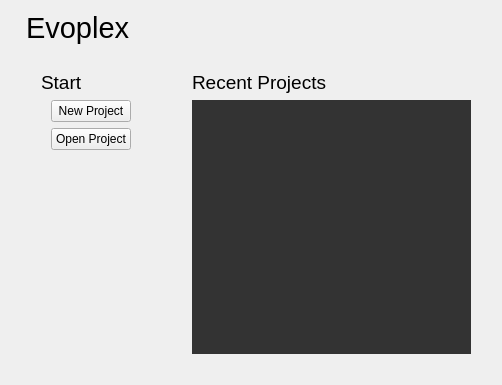
Above: src/gui/forms/welcomepage.ui from evoplex/evoplex before the change. Below: the same form after it.
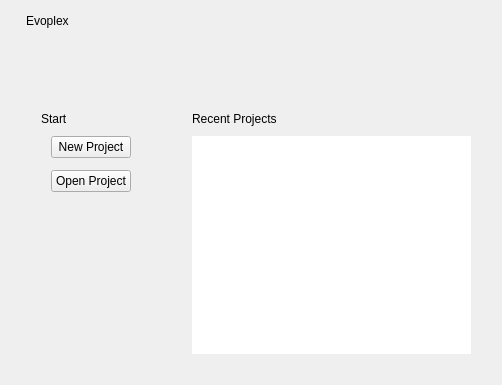
That is the form after the change.

Commit message: gui - adjust font size of our pages

```diff
--- a/src/gui/forms/welcomepage.ui
+++ b/src/gui/forms/welcomepage.ui
@@ -23,15 +23,10 @@
       <number>0</number>
      </property>
      <property name="bottomMargin">
-      <number>0</number>
+      <number>55</number>
      </property>
      <item>
-      <widget class="QLabel" name="label">
-       <property name="font">
-        <font>
-         <pointsize>22</pointsize>
-        </font>
-       </property>
+      <widget class="QLabel" name="labelEvoplex">
        <property name="text">
         <string>Evoplex</string>
        </property>
@@ -69,13 +64,11 @@
      <property name="bottomMargin">
       <number>20</number>
      </property>
+     <property name="verticalSpacing">
+      <number>10</number>
+     </property>
      <item row="0" column="2">
-      <widget class="QLabel" name="label_4">
-       <property name="font">
-        <font>
-         <pointsize>14</pointsize>
-        </font>
-       </property>
+      <widget class="QLabel" name="labelRecent">
        <property name="text">
         <string>Recent Projects</string>
        </property>
@@ -83,9 +76,6 @@
      </item>
      <item row="1" column="2" rowspan="2">
       <widget class="QListWidget" name="recent">
-       <property name="styleSheet">
-        <string notr="true">background-color: rgb(51,51,51);</string>
-       </property>
        <property name="frameShape">
         <enum>QFrame::NoFrame</enum>
        </property>
@@ -104,13 +94,22 @@
        <property name="selectionMode">
         <enum>QAbstractItemView::NoSelection</enum>
        </property>
+       <property name="spacing">
+        <number>2</number>
+       </property>
       </widget>
      </item>
      <item row="1" column="0">
       <layout class="QVBoxLayout" name="verticalLayout_2">
+       <property name="spacing">
+        <number>12</number>
+       </property>
        <property name="leftMargin">
         <number>10</number>
        </property>
+       <property name="topMargin">
+        <number>0</number>
+       </property>
        <property name="rightMargin">
         <number>20</number>
        </property>
@@ -144,12 +143,7 @@
       </layout>
      </item>
      <item row="0" column="0">
-      <widget class="QLabel" name="label_3">
-       <property name="font">
-        <font>
-         <pointsize>14</pointsize>
-        </font>
-       </property>
+      <widget class="QLabel" name="labelStart">
        <property name="text">
         <string>Start</string>
        </property>
```
The commit also changes 10 other files.
